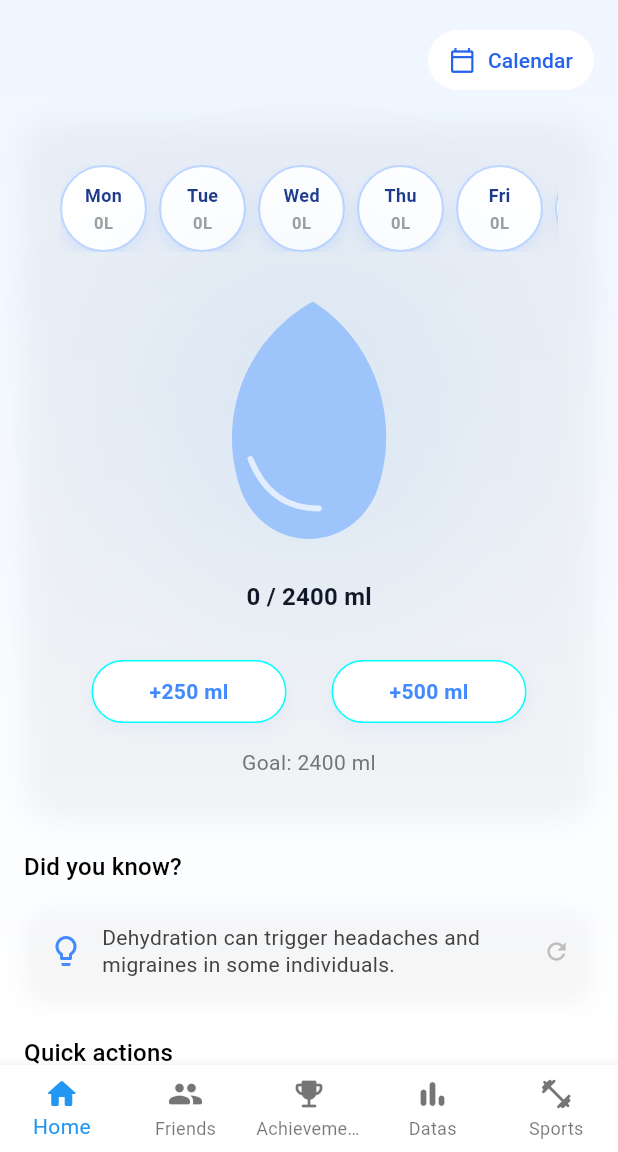
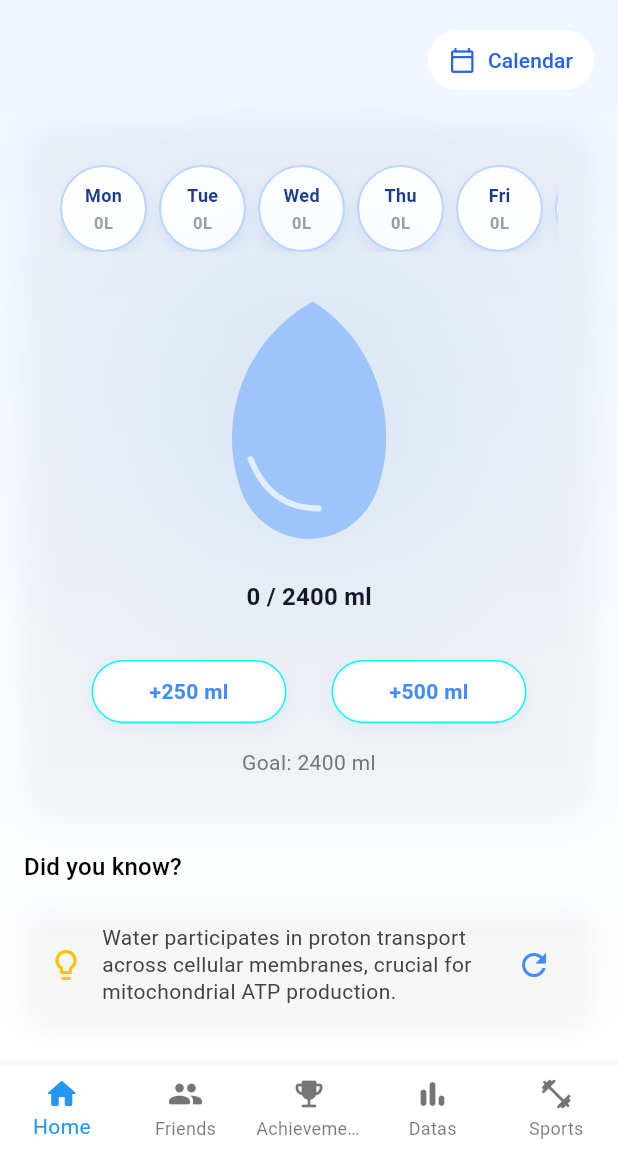
Before and after one commit to Yigtwxx/WaterPulse, a Flutter app: the HomeScreen screen opened by its route, on a phone screen of 412 x 824 dp, the part 84-1236 px from its top. Run offline on Flutter 3.47's test engine with Material 3 defaults, Android fonts, the phone set to English and light mode, and no system bars; our stand-ins replace flutter_local_notifications, flutter_riverpod, go_router, shared_preferences, timezone; missing offline and left inert: window_size; accounts and stored records are empty; network calls fail.

```diff
--- a/frontend/lib/features/home/widgets/water_facts_widget.dart
+++ b/frontend/lib/features/home/widgets/water_facts_widget.dart
@@ -10,41 +10,42 @@ class WaterFactsWidget extends StatefulWidget {
 
 class _WaterFactsWidgetState extends State<WaterFactsWidget> {
   // English facts
+  // English facts (Advanced & Professional)
   final List<String> _factsEn = [
-    "Water makes up about 60% of the human body.",
-    "Drinking water before meals can help you feel fuller and aid in weight loss.",
-    "Your brain is about 73% water; dehydration can affect focus and memory.",
-    "Water helps regulate your body temperature through sweating and respiration.",
-    "Cartilage, found in joints and the disks of the spine, contains around 80% water.",
-    "Water is essential for the kidneys to filter waste from the blood.",
-    "A person can live for about a month without food, but only about a week without water.",
-    "Hot water freezes faster than cold water, a phenomenon known as the Mpemba effect.",
-    "Less than 1% of the water supply on earth can be used as drinking water.",
-    "Drinking enough water can improve your skin complexion and health.",
-    "Dehydration can trigger headaches and migraines in some individuals.",
-    "Water cushions the brain, spinal cord, and other sensitive tissues.",
-    "The airways need to be kept moist, so staying hydrated is good for your lungs.",
-    "Water makes minerals and nutrients accessible to different parts of your body.",
-    "Even mild dehydration can drain your energy and make you tired."
+    "Water is the primary solvent for biochemical reactions, including hydrolysis, which breaks down nutrients for absorption.",
+    "Optimal hydration maintains blood plasma volume, ensuring efficient cardiovascular function and stroke volume.",
+    "Dehydration of just 2% can significantly impair cognitive functions such as psychomotor vigilance and short-term memory.",
+    "Electrolytes like sodium and potassium rely on water to maintain membrane potential for nerve impulse transmission.",
+    "Synovial fluid, primarily composed of water, acts as a non-Newtonian lubricant reducing friction in articular cartilage.",
+    "Water regulates body temperature via high heat capacity and evaporative cooling during perspiration.",
+    "Chronic dehydration may increase the risk of urolithiasis (kidney stones) by increasing urine saturation.",
+    "The brain's glymphatic system relies on cerebrospinal fluid (mostly water) to clear metabolic waste, including beta-amyloid.",
+    "Water is critical for protein folding and structure stability; even slight dehydration can affect enzyme activity.",
+    "Hypohydration increases cortisol levels, potentially exacerbating physiological stress responses.",
+    "Water participates in proton transport across cellular membranes, crucial for mitochondrial ATP production.",
+    "Saliva, which is 99% water, contains enzymes like amylase that initiate the chemical digestion of carbohydrates.",
+    "During intense exercise, maintaining hydration preserves blood flow to the skin for heat dissipation.",
+    "Water acts as a shock absorber for the brain and spinal cord, protecting them from mechanical trauma.",
+    "Adequate hydration supports the mucosal lining of the gastrointestinal tract, aiding in barrier function and immunity."
   ];
 
-  // Turkish facts
+  // Turkish facts (Advanced & Professional)
   final List<String> _factsTr = [
-    "İnsan vücudunun yaklaşık %60'ı sudan oluşur.",
-    "Yemeklerden önce su içmek daha tok hissetmenize ve kilo vermenize yardımcı olabilir.",
-    "Beyninizin yaklaşık %73'ü sudur; susuzluk odaklanmayı ve hafızayı etkileyebilir.",
-    "Su, terleme ve solunum yoluyla vücut ısınızı düzenlemeye yardımcı olur.",
-    "Eklemlerde ve omurga disklerinde bulunan kıkırdak yaklaşık %80 su içerir.",
-    "Böbreklerin kandaki atıkları filtrelemesi için su gereklidir.",
-    "Bir insan yemek yemeden yaklaşık bir ay yaşayabilir, ancak susuz sadece bir hafta yaşayabilir.",
-    "Sıcak su soğuk sudan daha hızlı donar, bu fenomene Mpemba etkisi denir.",
-    "Dünyadaki su kaynaklarının %1'inden azı içme suyu olarak kullanılabilir.",
-    "Yeterli su içmek cilt renginizi ve sağlığınızı iyileştirebilir.",
-    "Susuzluk bazı bireylerde baş ağrısı ve migreni tetikleyebilir.",
-    "Su, beyni, omuriliği ve diğer hassas dokuları yastıklar.",
-    "Hava yollarının nemli tutulması gerekir, bu yüzden hidrate kalmak ciğerleriniz için iyidir.",
-    "Su, mineralleri ve besinleri vücudunuzun farklı bölgelerine erişilebilir kılar.",
-    "Hafif susuzluk bile enerjinizi tüketebilir ve sizi yorgun hissettirebilir."
+    "Su, besinlerin emilimi için hidroliz dahil olmak üzere birçok biyokimyasal reaksiyonun birincil çözücüsüdür.",
+    "Optimal hidrasyon, kan plazma hacmini koruyarak kardiyovasküler fonksiyonu ve kalp atım hacmini destekler.",
+    "Sadece %2'lik dehidrasyon, psikomotor uyanıklık ve kısa süreli hafıza gibi bilişsel işlevleri önemli ölçüde bozabilir.",
+    "Sodyum ve potasyum gibi elektrolitler, sinir impulsu iletimi için zar potansiyelini korumak adına suya ihtiyaç duyar.",
+    "Büyük oranda sudan oluşan sinoviyal sıvı, eklem kıkırdağında sürtünmeyi azaltan Newtonyen olmayan bir yağlayıcı görevi görür.",
+    "Su, yüksek ısı kapasitesi ve terleme sırasındaki buharlaşma yoluyla vücut ısısını termoregüle eder.",
+    "Kronik dehidrasyon, idrar satürasyonunu artırarak ürolitiyazis (böbrek taşı) riskini yükseltebilir.",
+    "Beynin glifatik sistemi, beta-amiloid dahil metabolik atıkları temizlemek için (çoğunlukla su olan) beyin omurilik sıvısına güvenir.",
+    "Su, protein katlanması ve yapısal stabilite için kritiktir; hafif dehidrasyon bile enzim aktivitesini etkileyebilir.",
+    "Hipohidrasyon kortizol seviyelerini artırarak fizyolojik stres tepkilerini şiddetlendirebilir.",
+    "Su, mitokondriyal ATP üretimi için hayati olan hücresel membranlar arası proton taşınımına katılır.",
+    "%99'u su olan tükürük, karbonhidratların kimyasal sindirimini başlatan amilaz gibi enzimler içerir.",
+    "Yoğun egzersiz sırasında hidrasyonun korunması, ısı dağılımı için cilde giden kan akışını muhafaza eder.",
+    "Su, beyin ve omurilik için mekanik travmalara karşı koruyucu bir şok emici görevi görür.",
+    "Yeterli hidrasyon, gastrointestinal sistemin mukozal astarını destekleyerek bariyer fonksiyonunu ve bağışıklığı güçlendirir."
   ];
 
   late String _currentFact;
@@ -87,7 +88,7 @@ class _WaterFactsWidgetState extends State<WaterFactsWidget> {
         ),
         child: Row(
           children: [
-            const Icon(Icons.lightbulb_outline, color: Colors.blueAccent),
+            const Icon(Icons.lightbulb_outline, color: Colors.amber),
             const SizedBox(width: 12),
             Expanded(
               child: AnimatedSwitcher(
@@ -110,7 +111,11 @@ class _WaterFactsWidgetState extends State<WaterFactsWidget> {
               ),
             ),
             const SizedBox(width: 8),
-            Icon(Icons.refresh, size: 18, color: Colors.grey[400]),
+            IconButton(
+              icon: const Icon(Icons.refresh),
+              color: Colors.blueAccent,
+              onPressed: _refreshFact,
+            ),
           ],
         ),
       ),
```
